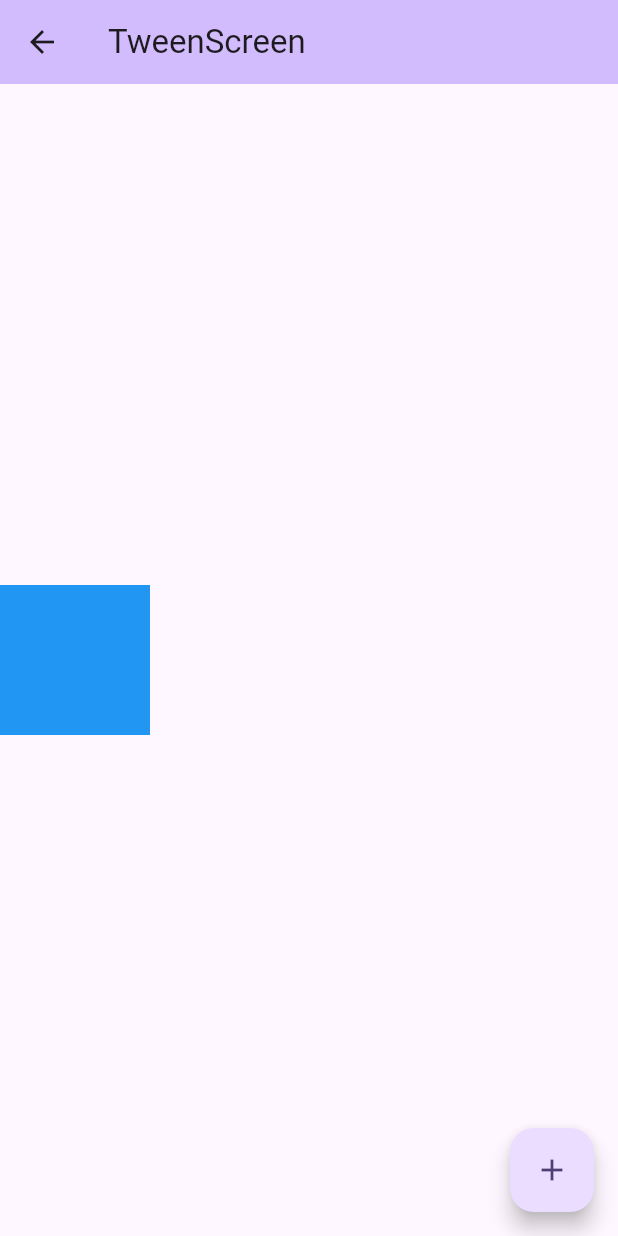
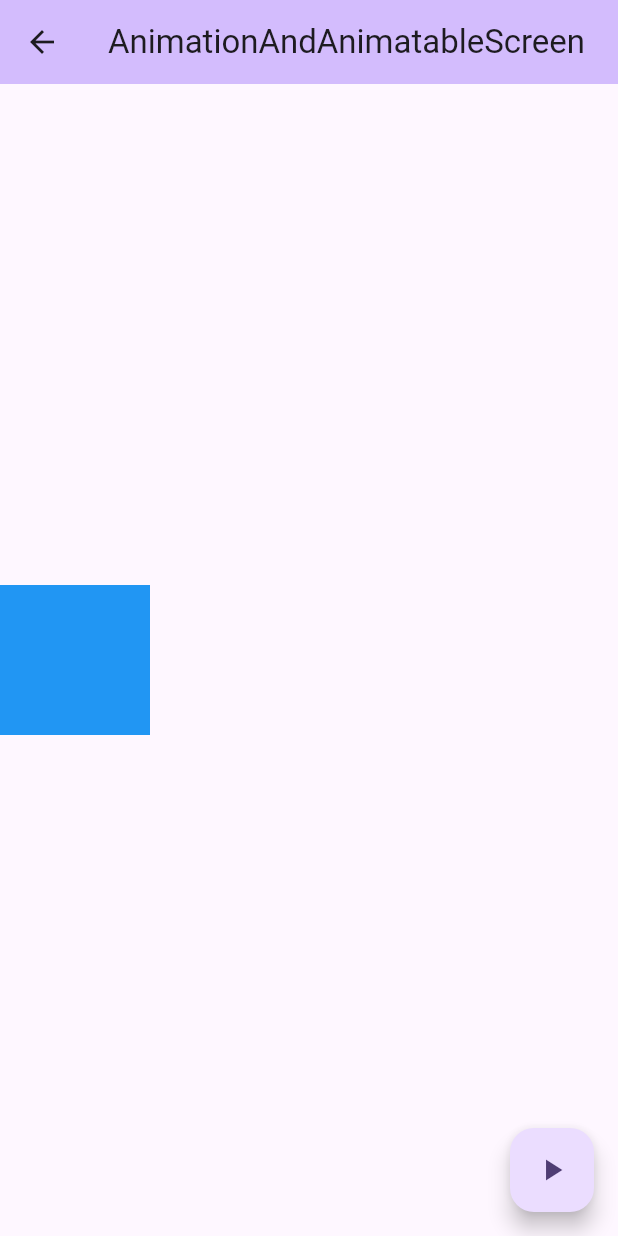
Before and after one commit to imajoriri/animation-samples, a Flutter app: the AnimationAndAnimatableScreen screen opened directly, on a phone screen of 412 x 824 dp. Run offline on Flutter 3.47's test engine with Material 2 defaults, Android fonts, the phone set to English and light mode, and no system bars.

Commit message:
サンプル修正

```diff
--- a/lib/screen/animated_widget_screen.dart
+++ b/lib/screen/animated_widget_screen.dart
@@ -67,8 +67,8 @@ class _AnimatedWidgetScreenState extends State<AnimatedWidgetScreen>
             _start();
           }
         },
-        tooltip: 'Increment',
-        child: const Icon(Icons.add),
+        tooltip: 'Play Animation',
+        child: const Icon(Icons.play_arrow),
       ),
     );
   }
--- a/lib/screen/animation_and_animatable_screen.dart
+++ b/lib/screen/animation_and_animatable_screen.dart
@@ -53,7 +53,7 @@ class _AnimationAndAnimatableScreenState
     return Scaffold(
       appBar: AppBar(
         backgroundColor: Theme.of(context).colorScheme.inversePrimary,
-        title: const Text('TweenScreen'),
+        title: const Text('AnimationAndAnimatableScreen'),
       ),
       body: Align(
         alignment: animation.value,
@@ -67,8 +67,8 @@ class _AnimationAndAnimatableScreenState
             _start();
           }
         },
-        tooltip: 'Increment',
-        child: const Icon(Icons.add),
+        tooltip: 'Play Animation',
+        child: const Icon(Icons.play_arrow),
       ),
     );
   }
--- a/lib/screen/animation_controller_screen.dart
+++ b/lib/screen/animation_controller_screen.dart
@@ -72,8 +72,8 @@ class _AnimationControllerScreenState extends State<AnimationControllerScreen>
             _start();
           }
         },
-        tooltip: 'Increment',
-        child: const Icon(Icons.add),
+        tooltip: 'Play Animation',
+        child: const Icon(Icons.play_arrow),
       ),
     );
   }
--- a/lib/screen/gravity_simulation_screen.dart
+++ b/lib/screen/gravity_simulation_screen.dart
@@ -67,8 +67,8 @@ class _GravitySimulationScreenState extends State<GravitySimulationScreen>
       ),
       floatingActionButton: FloatingActionButton(
         onPressed: _start,
-        tooltip: 'Increment',
-        child: const Icon(Icons.add),
+        tooltip: 'Play Animation',
+        child: const Icon(Icons.play_arrow),
       ),
     );
   }
--- a/lib/screen/implicitly_animated_widget_screen.dart
+++ b/lib/screen/implicitly_animated_widget_screen.dart
@@ -17,7 +17,7 @@ class _ImplicitylyAnimatedWidgetScreenState
     return Scaffold(
       appBar: AppBar(
         backgroundColor: Theme.of(context).colorScheme.inversePrimary,
-        title: const Text('AnimatedWidgetScreen'),
+        title: const Text('ImplicitylyAnimatedWidgetScreen'),
       ),
       body: AnimatedAlign(
         alignment: alignment,
@@ -37,8 +37,8 @@ class _ImplicitylyAnimatedWidgetScreenState
             });
           }
         },
-        tooltip: 'Increment',
-        child: const Icon(Icons.add),
+        tooltip: 'Play Animation',
+        child: const Icon(Icons.play_arrow),
       ),
     );
   }
--- a/lib/screen/scheduler_binding_screen.dart
+++ b/lib/screen/scheduler_binding_screen.dart
@@ -65,8 +65,8 @@ class _ShcedulerBindingScreenState extends State<ShcedulerBindingScreen> {
             _stop();
           }
         },
-        tooltip: 'Increment',
-        child: const Icon(Icons.add),
+        tooltip: 'Play Animation',
+        child: const Icon(Icons.play_arrow),
       ),
     );
   }
--- a/lib/screen/spring_simulation_screen.dart
+++ b/lib/screen/spring_simulation_screen.dart
@@ -66,8 +66,8 @@ class _SpringSimulationScreenState extends State<SpringSimulationScreen>
       ),
       floatingActionButton: FloatingActionButton(
         onPressed: _start,
-        tooltip: 'Increment',
-        child: const Icon(Icons.add),
+        tooltip: 'Play Animation',
+        child: const Icon(Icons.play_arrow),
       ),
     );
   }
--- a/lib/screen/ticker_screen.dart
+++ b/lib/screen/ticker_screen.dart
@@ -59,8 +59,8 @@ class _TickerScreenState extends State<TickerScreen> {
             _start();
           }
         },
-        tooltip: 'Increment',
-        child: const Icon(Icons.add),
+        tooltip: 'Play Animation',
+        child: const Icon(Icons.play_arrow),
       ),
     );
   }
```
